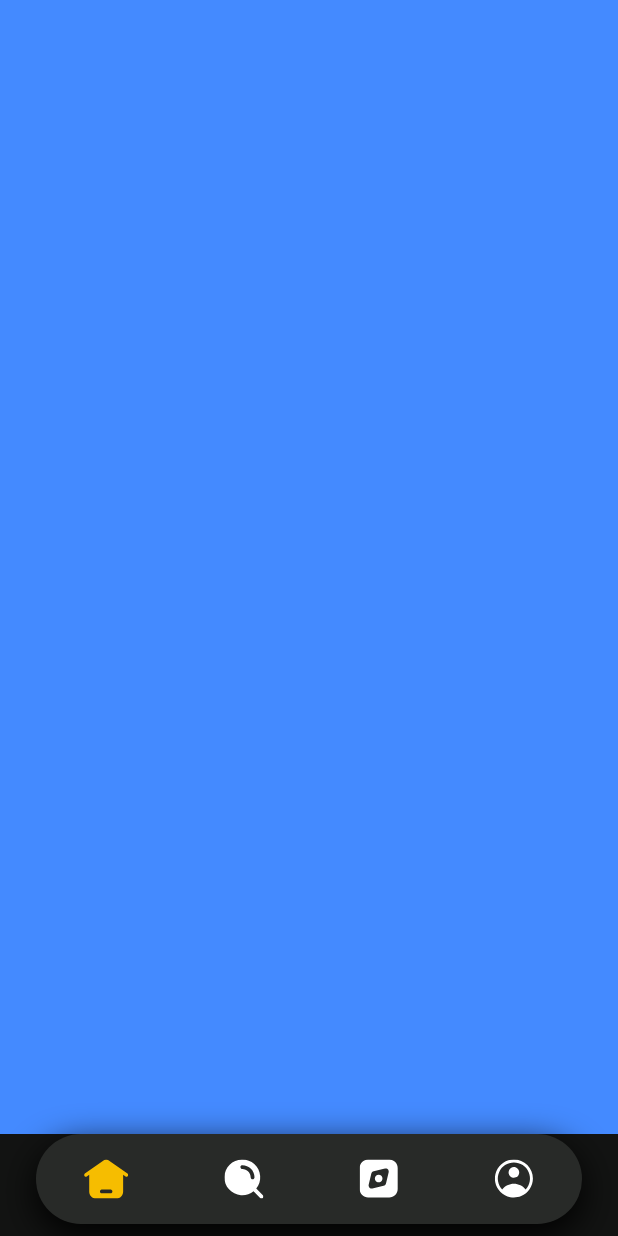
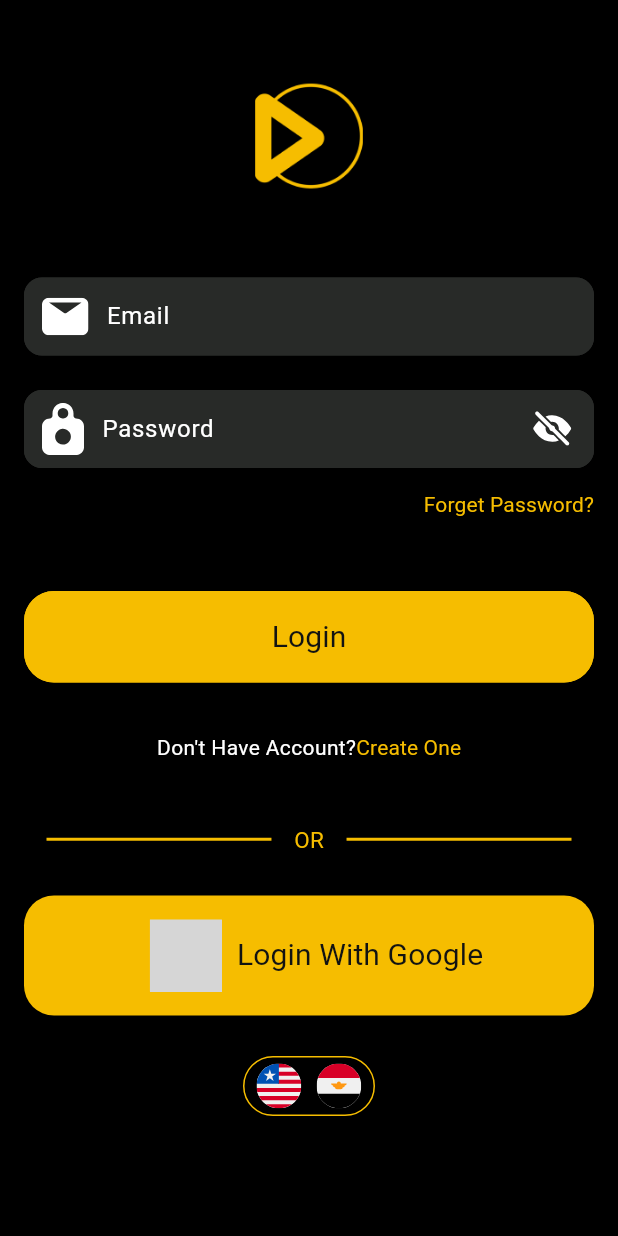
Before and after one commit to MahmoudSabry722/movies_project, a Flutter app: the screen it shows after launch, on a phone screen of 412 x 824 dp. Run offline on Flutter 3.47's test engine with Material 3 defaults, Android fonts, the light colour scheme and no system bars; our stand-ins replace flutter_svg; grey boxes are pictures that could not be loaded.

Commit message:
git commit -m "login screen & register screen & forget pass screen"

```diff
--- /dev/null
+++ b/lib/core/widgets/CustomTextFormField.dart
@@ -0,0 +1,71 @@
+import 'package:flutter/material.dart';
+
+import '../colors/app_color.dart';
+
+class CustomTextFormField extends StatelessWidget {
+  final String hintText;
+  final Widget? prefixIcon;
+  final Widget? suffixIcon;
+  final bool isObscureText;
+  final TextEditingController? controller;
+  final String? Function(String?)? validator;
+  final TextInputType? keyboardType;
+
+  const CustomTextFormField({
+    super.key,
+    required this.hintText,
+    this.prefixIcon,
+    this.suffixIcon,
+    this.isObscureText = false,
+    this.controller,
+    this.validator,
+    this.keyboardType,
+  });
+
+  @override
+  Widget build(BuildContext context) {
+    return TextFormField(
+      controller: controller,
+      obscureText: isObscureText,
+      validator: validator,
+      keyboardType: keyboardType,
+      style: const TextStyle(color: AppColor.textColor),
+      decoration: InputDecoration(
+        hintText: hintText,
+      contentPadding: EdgeInsets.symmetric(
+        horizontal: 16,
+        vertical: 14
+      ),
+        hintStyle: const TextStyle(color: AppColor.textColor),
+        prefixIcon: prefixIcon != null
+            ? Padding(
+          padding: const EdgeInsets.only(left: 12, right: 8),
+          child: prefixIcon,
+        )
+            : null,
+
+        suffixIcon: suffixIcon != null
+            ? Padding(
+          padding: const EdgeInsets.only(right: 12, left: 8),
+          child: suffixIcon,
+        )
+            : null,
+        enabledBorder: OutlineInputBorder(
+          borderRadius: BorderRadius.circular(12),
+          borderSide: const BorderSide(color: AppColor.tertiaryColor),
+        ),
+
+        focusedBorder: OutlineInputBorder(
+          borderRadius: BorderRadius.circular(12),
+          borderSide: const BorderSide(color: AppColor.secondaryColor, width: 1),
+        ),
+        errorBorder: OutlineInputBorder(
+          borderRadius: BorderRadius.circular(12),
+          borderSide: const BorderSide(color: AppColor.elevatedButtonColor),
+        ),
+        filled: true,
+        fillColor: AppColor.tertiaryColor,
+      ),
+    );
+  }
+}
--- a/lib/core/widgets/custom_elevated_button.dart
+++ b/lib/core/widgets/custom_elevated_button.dart
@@ -22,7 +22,7 @@
             ? BorderSide(color: borderColor!)
             : BorderSide.none,
         shape: RoundedRectangleBorder(
-          borderRadius: BorderRadius.circular(12),
+          borderRadius: BorderRadius.circular(20),
         ),
       ),
       onPressed: elevatedButtonAction,
--- /dev/null
+++ b/lib/features/auth/login_screen.dart
@@ -0,0 +1,135 @@
+import 'package:flutter/material.dart';
+import 'package:flutter_svg/flutter_svg.dart';
+import 'package:movies/core/widgets/CustomTextFormField.dart';
+import 'package:movies/features/auth/forgetPass.dart';
+import 'package:movies/features/auth/register_screen.dart';
+
+import '../../core/assets/app_assets.dart';
+import '../../core/colors/app_color.dart';
+import '../../core/strings/app_string.dart';
+import '../../core/widgets/custom_elevated_button.dart';
+
+
+class LoginScreen extends StatelessWidget {
+  const LoginScreen({super.key});
+
+  @override
+  Widget build(BuildContext context) {
+    return Scaffold(
+      backgroundColor: Colors.black,
+      body: Padding(
+        padding: const EdgeInsets.all(16.0),
+        child:
+        SafeArea(child:
+        Column(
+          children: [
+            Center(child: Image.asset(AppImage.logo,width: 150,height: 150,),
+            ),
+            SizedBox(
+              height: 19,
+            ),
+            CustomTextFormField(hintText:AppString.email,
+              prefixIcon: SvgPicture.asset(AppIcon.email),),
+            SizedBox(
+              height: 23,
+            ),
+            CustomTextFormField(hintText: AppString.password,prefixIcon: SvgPicture.asset(AppIcon.password),suffixIcon: SvgPicture.asset(AppIcon.eyeOff),),
+            Align(
+              alignment: Alignment.bottomRight,
+              child: TextButton(
+                  style: TextButton.styleFrom(
+                      padding: EdgeInsets.zero
+                  ),
+                  onPressed: (){
+                    Navigator.push(context, MaterialPageRoute(builder: (context) => Forgetpass()));
+                  }, child: Text(AppString.forgetPassword,style: TextStyle(
+
+                  color: AppColor.secondaryColor,fontSize: 14,fontWeight: FontWeight.w400))),
+            ),
+            SizedBox(
+              height: 34,
+            ),
+            CustomElevatedButton(elevatedButtonText: AppString.login,
+              elevatedButtonAction:(){
+              Navigator.push(context, MaterialPageRoute(builder: (context) => RegisterScreen()));
+              },
+              backGroundColor: AppColor.secondaryColor,
+              borderColor: AppColor.secondaryColor,
+              elevatedButtonTextStyle:
+              TextStyle(fontWeight: FontWeight.w400,fontSize: 20,color: AppColor.primaryColor),),
+            SizedBox(
+              height: 19,
+            ),
+            Row(
+              mainAxisAlignment: MainAxisAlignment.center,
+              children: [
+                Text(AppString.doNotHaveAccount,style: TextStyle(color: AppColor.textColor,fontSize: 14),),
+                TextButton(
+                  style: TextButton.styleFrom(
+                    padding: EdgeInsets.zero
+                  ),
+                    onPressed: (){
+                  Navigator.push(context, MaterialPageRoute(builder: (context) => RegisterScreen()));
+                }, child: Text(AppString.createOne,style: TextStyle(
+
+                    color: AppColor.secondaryColor,fontSize: 14,fontWeight: FontWeight.w400)))
+              ],
+            ),
+            SizedBox(
+              height: 27,
+            ),
+            Row(
+              children: [
+                Expanded(
+                  child: Divider(
+                    indent: 15,
+                    endIndent: 15,
+                    thickness: 2,
+                    color: AppColor.secondaryColor,
+                  ),
+                ),
+                Text(AppString.or,style: TextStyle(fontWeight: FontWeight.w400,fontSize: 15,color: AppColor.secondaryColor),),
+                Expanded(
+                  child: Divider(
+                    indent: 15,
+                    endIndent: 15,
+                    thickness: 2,
+                    color: AppColor.secondaryColor,
+                  ),
+                ),
+              ],
+            ),
+            SizedBox(
+              height: 27,
+            ),
+            CustomElevatedButton(
+                elevatedButtonTextStyle:  TextStyle(fontWeight: FontWeight.w400,fontSize: 20,color: AppColor.primaryColor),
+                backGroundColor: AppColor.secondaryColor,
+                elevatedButtonText: AppString.loginWithGoogle,
+                elevatedButtonAction: (){},elevatedButtonIcon:SvgPicture.asset(AppIcon.google)),
+            SizedBox(
+              height: 27,
+            ),
+            Container(
+              padding: EdgeInsets.symmetric(horizontal: 8,vertical: 4),
+              decoration: BoxDecoration(
+                border: Border.all(
+                    color: AppColor.secondaryColor
+                ),
+               borderRadius:BorderRadius.circular(30)
+              ),
+              child: Row(
+                mainAxisSize: MainAxisSize.min,
+                children: [
+                  SvgPicture.asset(AppIcon.america,width: 30,height: 30,),
+                  SizedBox(width: 10,),
+                  SvgPicture.asset(AppIcon.egypt,width: 30,height: 30,)
+                ],
+              ),
+            )
+          ],
+        ),
+      ),)
+    );
+  }
+}
--- a/lib/main.dart
+++ b/lib/main.dart
@@ -1,6 +1,8 @@
 import 'package:flutter/material.dart';
 import 'package:movies/core/routes/app_route.dart';
 import 'package:movies/features/home_screen/home_screen.dart';
+
+import 'features/auth/login_screen.dart';
 
 void main() {
   runApp(const MyApp());
@@ -16,14 +18,14 @@
       debugShowCheckedModeBanner: false,
       routes: {
         AppRoute.home: (context) => HomeScreen(),
-        /*AppRoute.login: (context) => LoginScreen,
-        AppRoute.register: (context) => RegisterScreen,
+        AppRoute.login: (context) => LoginScreen(),
+       /* AppRoute.register: (context) => RegisterScreen,
         AppRoute.forgetPassword: (context) => ForgetPasswordScreen,
         AppRoute.onBoarding: (context) => OnBoardingScreen,
         AppRoute.movieDetails: (context) => MovieDetailsScreen,
         AppRoute.updateProfile: (context) => UpdateProfileScreen,*/
       },
-      initialRoute: AppRoute.home,
+      initialRoute: AppRoute.login,
     );
   }
 }
```
Also changed, not shown: lib/features/auth/AvatarPageView.dart (added, +63 -0 lines), lib/features/auth/forgetPass.dart (added, +51 -0 lines), lib/features/auth/register_screen.dart (added, +101 -0 lines).
